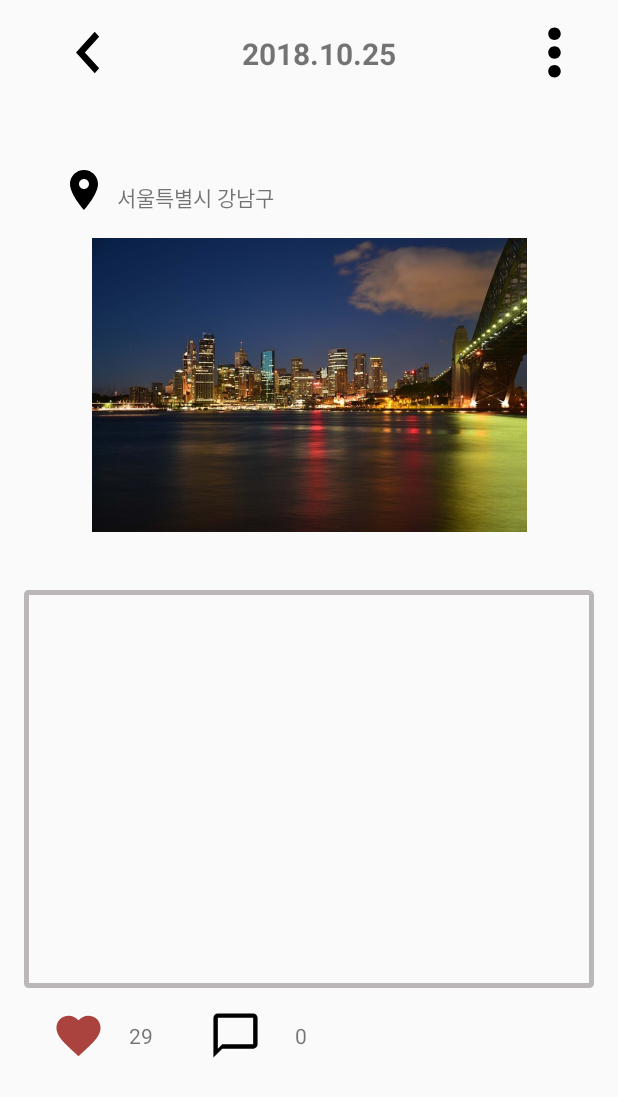
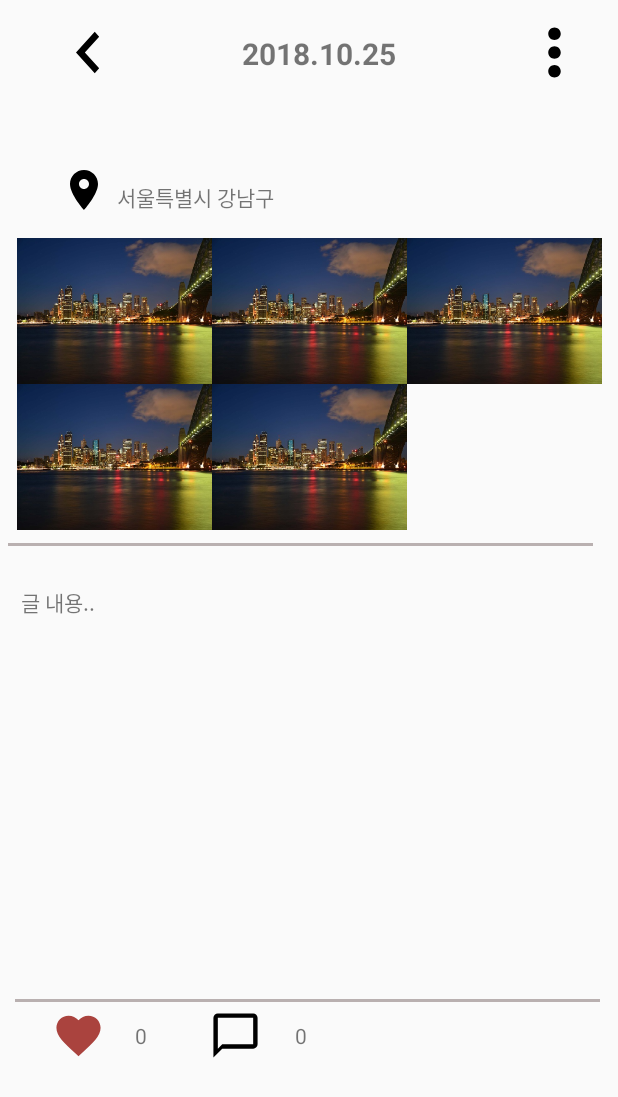
Before and after one commit to feel-coding/OurDiary, an Android app: the DocumentActivity screen opened directly, with no data from a screen before it, on a phone screen of 412 x 824 dp. Shown: the top 1097 px of the screen. Run offline under Robolectric (Android 15) with nearby library versions, the phone set to English and light mode, and no system bars.

Commit message:
글 내용 textView 부분 레이아웃 수정, 이미지 GridView 클릭이벤트

```diff
--- a/app/src/main/AndroidManifest.xml
+++ b/app/src/main/AndroidManifest.xml
@@ -17,6 +17,7 @@
         <activity android:name=".FrdlistActivity" />
         <activity android:name=".FrdrequestActivity" />
         <activity android:name=".DocumentActivity" />
+        <activity android:name=".ImageGridActivity"/>
         <activity
             android:name=".SplashActivity"
             android:theme="@style/SplashTheme">
--- a/app/src/main/java/sungshin/project/ourdiaryapplication/DocumentActivity.java
+++ b/app/src/main/java/sungshin/project/ourdiaryapplication/DocumentActivity.java
@@ -2,11 +2,13 @@ package sungshin.project.ourdiaryapplication;
 
 import androidx.appcompat.app.AppCompatActivity;
 
+import android.app.Activity;
 import android.content.Intent;
 import android.os.Bundle;
 import android.view.MenuItem;
 import android.view.View;
 import android.widget.Button;
+import android.widget.GridView;
 import android.widget.ImageButton;
 import android.widget.ImageView;
 import android.widget.PopupMenu;
@@ -16,7 +18,16 @@ public class DocumentActivity extends AppCompatActivity {
 
     ImageButton settingBtn;
     ImageView chat_img;
+//    ImageView like_img;
+//    TextView like_textView;
 //    TextView chat_textView;
+
+    //GridView 이미지 배열
+    private int[] imageIDs = new int[] {
+            R.drawable.docimg, R.drawable.docimg,
+            R.drawable.docimg, R.drawable.docimg,
+            R.drawable.docimg
+    };
 
     @Override
     protected void onCreate(Bundle savedInstanceState) {
@@ -24,6 +35,11 @@ public class DocumentActivity extends AppCompatActivity {
         setContentView(R.layout.activity_document);
         settingBtn = findViewById(R.id.setting_btn);
         chat_img = findViewById(R.id.chat_img);
+
+        //GridView Adapter
+        GridView doc_img = findViewById(R.id.doc_img);
+        ImageGridAdapter imageGridAdapter = new ImageGridAdapter(this, imageIDs);
+        doc_img.setAdapter(imageGridAdapter);
 
         //말풍선 리스트 item 개수 가져오기
         //todo:DB 댓글 개수 읽어오기
@@ -40,6 +56,16 @@ public class DocumentActivity extends AppCompatActivity {
                 startActivity(i);
             }
         });
+
+        //하트 누르면 숫자 1씩 증가
+//        like_img = findViewById(R.id.like_img);
+//        like_textView = findViewById(R.id.like_textView);
+//        like_img.setOnClickListener(new View.OnClickListener() {
+//            @Override
+//            public void onClick(View view) {
+//
+//            }
+//        });
     }
 
 
--- /dev/null
+++ b/app/src/main/java/sungshin/project/ourdiaryapplication/ImageClickListener.java
@@ -0,0 +1,24 @@
+package sungshin.project.ourdiaryapplication;
+
+import android.content.Context;
+import android.content.Intent;
+import android.util.Log;
+import android.view.View;
+
+public class ImageClickListener implements View.OnClickListener {
+    Context context;
+
+    int imageID;
+
+    public ImageClickListener(Context context, int imageID) {
+        this.context = context;
+        this.imageID = imageID;
+    }
+
+    public void onClick(View v) {
+        Intent i = new Intent(context, ImageGridActivity.class);
+        i.putExtra("imageID", imageID);
+        Log.d("정보",imageID+"");
+        context.startActivity(i);
+    }
+}
--- /dev/null
+++ b/app/src/main/java/sungshin/project/ourdiaryapplication/ImageGridActivity.java
@@ -0,0 +1,26 @@
+package sungshin.project.ourdiaryapplication;
+
+import android.app.Activity;
+import android.content.Intent;
+import android.os.Bundle;
+import android.widget.GridView;
+import android.widget.ImageView;
+
+public class ImageGridActivity extends Activity {
+
+    @Override
+    protected void onCreate(Bundle savedInstanceState) {
+        super.onCreate(savedInstanceState);
+        setContentView(R.layout.document_img_item);
+
+        //확대 이미지 보여주기
+        ImageView imageView = (ImageView)findViewById(R.id.img_item);
+        setImage(imageView);
+        }
+    public void setImage(ImageView imageView) {
+        Intent i = getIntent();
+
+        int imageID = (Integer)i.getExtras().get("imageID");
+        imageView.setImageResource(imageID);
+    }
+}
--- /dev/null
+++ b/app/src/main/java/sungshin/project/ourdiaryapplication/ImageGridAdapter.java
@@ -0,0 +1,57 @@
+package sungshin.project.ourdiaryapplication;
+
+import android.content.Context;
+import android.graphics.Bitmap;
+import android.graphics.BitmapFactory;
+import android.view.View;
+import android.view.ViewGroup;
+import android.widget.BaseAdapter;
+import android.widget.GridView;
+import android.widget.ImageView;
+
+public class ImageGridAdapter extends BaseAdapter {
+
+    Context context = null;
+    int[] imageIDs = null;
+
+    public ImageGridAdapter(Context context, int[] imageIDs) {
+        this.context = context;
+        this.imageIDs = imageIDs;
+    }
+
+    @Override
+    public int getCount() {
+        return (null!=imageIDs) ? imageIDs.length:0;
+    }
+
+    @Override
+    public Object getItem(int i) {
+        return (null!=imageIDs) ? imageIDs[i]:0;
+    }
+
+    @Override
+    public long getItemId(int i) {
+        return i;
+    }
+
+    public View getView(int position, View convertView, ViewGroup parent) {
+        ImageView imageView = null;
+
+        if(convertView != null)
+            imageView = (ImageView)convertView;
+        else {
+            //이미지 크기(줄여 메모리 부족 방지)
+            Bitmap bitmap = BitmapFactory.decodeResource(context.getResources(), imageIDs[position]);
+            bitmap = Bitmap.createScaledBitmap(bitmap,320,240,false);
+
+            //GridView 구성 이미지뷰 정의
+            imageView = new ImageView(context);
+            imageView.setAdjustViewBounds(true);
+            imageView.setImageBitmap(bitmap);
+
+            ImageClickListener imageClickListener = new ImageClickListener(context, imageIDs[position]);
+            imageView.setOnClickListener(imageClickListener);
+        }
+        return imageView;
+    }
+}
--- a/app/src/main/res/layout/activity_document.xml
+++ b/app/src/main/res/layout/activity_document.xml
@@ -19,6 +19,7 @@
         <androidx.constraintlayout.widget.ConstraintLayout
             android:layout_width="match_parent"
             android:layout_height="match_parent">
+
             <ImageButton
                 android:id="@+id/back_btn"
                 android:layout_width="85dp"
@@ -50,8 +51,8 @@
                 android:id="@+id/setting_btn"
                 android:layout_width="85dp"
                 android:layout_height="69dp"
+                android:background="#00FFFFFF"
                 android:onClick="onClick"
-                android:background="#00FFFFFF"
                 app:layout_constraintEnd_toEndOf="parent"
                 app:layout_constraintStart_toEndOf="@+id/date_textView"
                 app:layout_constraintTop_toTopOf="parent"
@@ -64,14 +65,14 @@
         android:layout_width="0dp"
         android:layout_height="41dp"
         android:layout_marginStart="40dp"
+        android:layout_marginTop="15dp"
         android:layout_marginEnd="6dp"
-        android:layout_marginTop="15dp"
         android:layout_marginBottom="608dp"
         app:layout_constraintBottom_toBottomOf="parent"
         app:layout_constraintEnd_toStartOf="@+id/location_textView"
-        app:layout_constraintTop_toBottomOf="@+id/home_tb"
         app:layout_constraintHorizontal_bias="0.439"
         app:layout_constraintStart_toStartOf="parent"
+        app:layout_constraintTop_toBottomOf="@+id/home_tb"
         app:layout_constraintVertical_bias="0.202"
         app:srcCompat="@drawable/ic_room_black_24dp" />
 
@@ -79,47 +80,72 @@
         android:id="@+id/location_textView"
         android:layout_width="wrap_content"
         android:layout_height="wrap_content"
+        android:layout_marginLeft="5dp"
+        android:layout_marginTop="15dp"
         android:layout_marginEnd="229dp"
-        android:layout_marginTop="15dp"
         android:layout_marginBottom="650dp"
-        android:layout_marginLeft="5dp"
-        app:layout_constraintRight_toLeftOf="@+id/location_img"
         android:text="서울특별시 강남구"
-        app:layout_constraintTop_toBottomOf="@+id/home_tb"
         app:layout_constraintBottom_toBottomOf="parent"
         app:layout_constraintEnd_toEndOf="parent"
-        app:layout_constraintStart_toEndOf="@+id/location_img" />
+        app:layout_constraintRight_toLeftOf="@+id/location_img"
+        app:layout_constraintStart_toEndOf="@+id/location_img"
+        app:layout_constraintTop_toBottomOf="@+id/home_tb" />
 
-    <ImageView
+    <GridView
         android:id="@+id/doc_img"
         android:layout_width="390dp"
         android:layout_height="196dp"
         android:layout_marginStart="13dp"
+        android:layout_marginTop="5dp"
         android:layout_marginEnd="13dp"
-        android:layout_marginTop="5dp"
         android:layout_marginBottom="16dp"
+        android:numColumns="3"
         app:layout_constraintBottom_toTopOf="@+id/TextView_doc"
         app:layout_constraintEnd_toEndOf="parent"
         app:layout_constraintStart_toStartOf="parent"
-        app:layout_constraintTop_toBottomOf="@+id/location_img"
-        android:src="@drawable/docimg" />
+        app:layout_constraintTop_toBottomOf="@+id/location_img" />
+
+    <View
+        android:id="@+id/view1"
+        android:layout_width="390dp"
+        android:layout_height="2dp"
+        android:layout_marginTop="7dp"
+        android:layout_marginLeft="10dp"
+        android:layout_marginRight="10dp"
+        android:background="#B9B0B0"
+        app:layout_constraintBottom_toTopOf="@+id/TextView_doc"
+        app:layout_constraintEnd_toEndOf="@+id/view2"
+        app:layout_constraintStart_toStartOf="parent"
+        app:layout_constraintTop_toBottomOf="@+id/doc_img"
+        app:layout_constraintVertical_bias="0.0" />
 
     <TextView
         android:id="@+id/TextView_doc"
         android:layout_width="384dp"
         android:layout_height="269dp"
         android:layout_marginStart="13dp"
+        android:layout_marginTop="15dp"
         android:layout_marginEnd="13dp"
-        android:layout_marginTop="15dp"
         android:layout_marginBottom="157dp"
+        android:ems="10"
         android:gravity="start"
-        android:ems="10"
-        android:background="@drawable/document_edittext"
+        android:text="글 내용.."
         android:inputType="textLongMessage"
         app:layout_constraintBottom_toBottomOf="parent"
         app:layout_constraintEnd_toEndOf="parent"
         app:layout_constraintStart_toStartOf="parent"
         app:layout_constraintTop_toBottomOf="@+id/doc_img" />
+
+    <View
+        android:id="@+id/view2"
+        android:layout_width="390dp"
+        android:layout_height="2dp"
+        android:layout_marginLeft="10dp"
+        android:layout_marginRight="10dp"
+        android:background="#B9B0B0"
+        app:layout_constraintBottom_toTopOf="@+id/like_img"
+        app:layout_constraintStart_toStartOf="parent"
+        app:layout_constraintTop_toBottomOf="@+id/TextView_doc" />
 
     <ImageView
         android:id="@+id/like_img"
@@ -142,7 +168,7 @@
         android:layout_marginTop="12dp"
         android:layout_marginEnd="13dp"
         android:gravity="center"
-        android:text="29"
+        android:text="0"
         app:layout_constraintEnd_toEndOf="parent"
         app:layout_constraintHorizontal_bias="0.18"
         app:layout_constraintRight_toRightOf="@+id/like_img"
--- /dev/null
+++ b/app/src/main/res/layout/document_img_item.xml
@@ -0,0 +1,13 @@
+<?xml version="1.0" encoding="utf-8"?>
+<LinearLayout xmlns:android="http://schemas.android.com/apk/res/android"
+    xmlns:app="http://schemas.android.com/apk/res-auto"
+    xmlns:tools="http://schemas.android.com/tools"
+    android:orientation="vertical" android:layout_width="match_parent"
+    android:layout_height="match_parent">
+
+    <ImageView
+        android:id="@+id/img_item"
+        android:layout_width="match_parent"
+        android:layout_height="match_parent"
+        android:src="@mipmap/ic_launcher"/>
+</LinearLayout>
```
